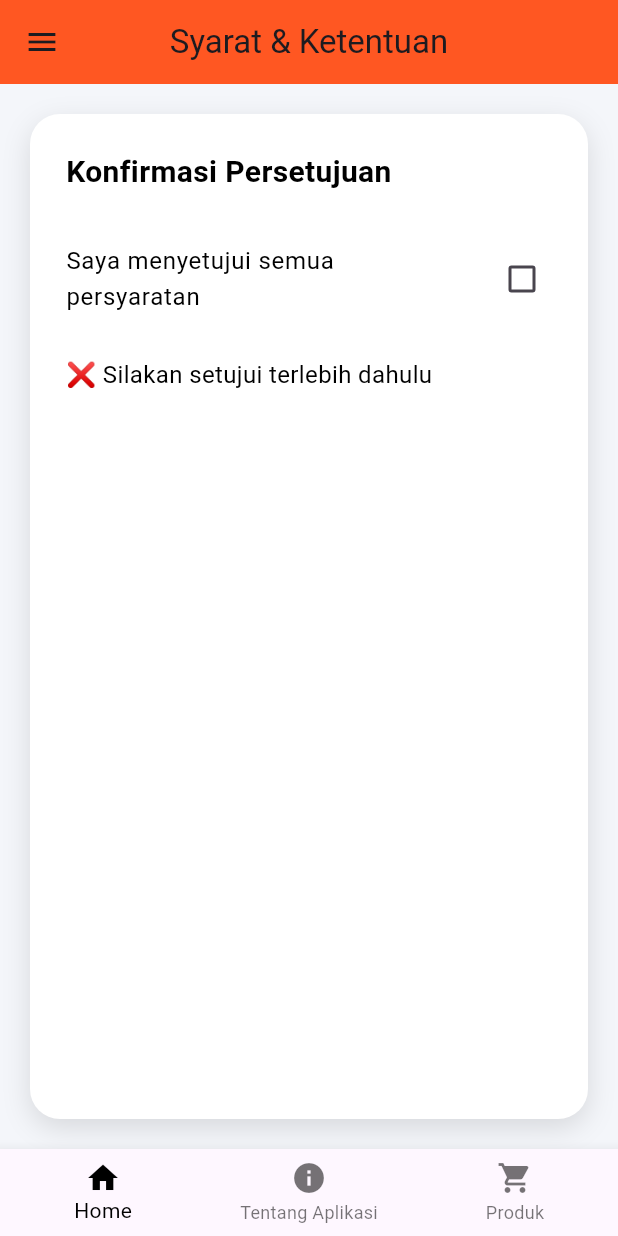
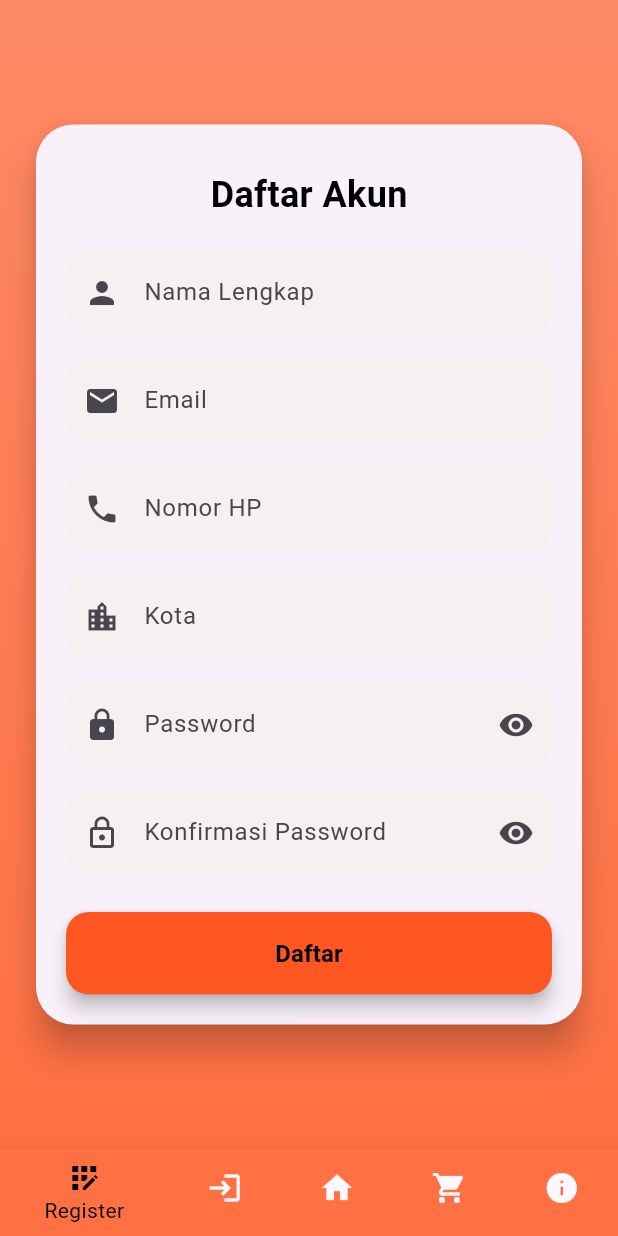
Before and after one commit to nblksy/belajar_flutter, a Flutter app: the screen it shows after launch, on a phone screen of 412 x 824 dp. Run offline on Flutter 3.47's test engine with Material 3 defaults, Android fonts, the phone set to English and light mode, and no system bars.

Commit message:
tugas10flutter

```diff
--- a/lib/main.dart
+++ b/lib/main.dart
@@ -8,8 +8,11 @@
 // import 'package:belajar_flutter/tugas_7/tugas_7.dart';
 // import 'package:belajar_flutter/tugas_7/tentang_aplikasi.dart';
 // import 'package:belajar_flutter/tugas_7/tugas_7.dart';
+// import 'package:belajar_flutter/tugas_10/konfirmasi_page.dart';
+// import 'package:belajar_flutter/tugas_8/tugas_8.dart';
+// import 'package:belajar_flutter/tugas_9/tugas_9.dart';
+// import 'package:belajar_flutter/tugas_10/tugas_10.dart';
 import 'package:belajar_flutter/tugas_8/tugas_8.dart';
-// import 'package:belajar_flutter/tugas_9/tugas_9.dart';
 import 'package:flutter/material.dart';
 
 void main() {
--- /dev/null
+++ b/lib/tugas_10/tugas_10.dart
@@ -0,0 +1,300 @@
+import 'package:belajar_flutter/tugas_10/konfirmasi_page.dart';
+import 'package:flutter/material.dart';
+
+class Tugas10Flutter extends StatefulWidget {
+  const Tugas10Flutter({super.key});
+
+  @override
+  State<Tugas10Flutter> createState() => _FormPendaftaranState();
+}
+
+class _FormPendaftaranState extends State<Tugas10Flutter> {
+  final _formKey = GlobalKey<FormState>();
+
+  final TextEditingController namaController = TextEditingController();
+  final TextEditingController emailController = TextEditingController();
+  final TextEditingController noHpController = TextEditingController();
+  final TextEditingController kotaController = TextEditingController();
+  final TextEditingController passwordController = TextEditingController();
+  final TextEditingController confirmPasswordController =
+      TextEditingController();
+
+  bool isObscure1 = true;
+  bool isObscure2 = true;
+
+  void submitForm() {
+    if (_formKey.currentState!.validate()) {
+      showDialog(
+        context: context,
+        builder: (context) => AlertDialog(
+          shape: RoundedRectangleBorder(
+            borderRadius: BorderRadius.circular(20),
+          ),
+          title: Text("Data Pendaftaran"),
+          content: Column(
+            mainAxisSize: MainAxisSize.min,
+            crossAxisAlignment: CrossAxisAlignment.start,
+            children: [
+              Text("Nama: ${namaController.text}"),
+              Text("Email: ${emailController.text}"),
+              Text(
+                "No HP: ${noHpController.text.isEmpty ? "-" : noHpController.text}",
+              ),
+              Text("Kota: ${kotaController.text}"),
+            ],
+          ),
+          actions: [
+            TextButton(
+              child: Text("Lanjut"),
+              onPressed: () {
+                Navigator.pop(context);
+                Navigator.push(
+                  context,
+                  MaterialPageRoute(
+                    builder: (context) => KonfirmasiPage(
+                      nama: namaController.text,
+                      kota: kotaController.text,
+                    ),
+                  ),
+                );
+              },
+            ),
+          ],
+        ),
+      );
+    }
+  }
+
+  InputDecoration modernInput(String label, IconData icon) {
+    return InputDecoration(
+      labelText: label,
+      prefixIcon: Icon(icon),
+      filled: true,
+      fillColor: Color.fromARGB(255, 245, 241, 241),
+      border: OutlineInputBorder(
+        borderRadius: BorderRadius.circular(15),
+        borderSide: BorderSide.none,
+      ),
+      focusedBorder: OutlineInputBorder(
+        borderRadius: BorderRadius.circular(15),
+        borderSide: BorderSide(color: Colors.deepOrange, width: 2),
+      ),
+    );
+  }
+
+  @override
+  void dispose() {
+    namaController.dispose();
+    emailController.dispose();
+    noHpController.dispose();
+    kotaController.dispose();
+    passwordController.dispose();
+    confirmPasswordController.dispose();
+    super.dispose();
+  }
+
+  @override
+  Widget build(BuildContext context) {
+    return Scaffold(
+      body: Container(
+        decoration: BoxDecoration(
+          gradient: LinearGradient(
+            colors: [Color(0xffFF8A65), Color(0xffFF7043)],
+            begin: Alignment.topCenter,
+            end: Alignment.bottomCenter,
+          ),
+        ),
+        child: SafeArea(
+          child: Padding(
+            padding: EdgeInsets.all(20),
+            child: Center(
+              child: SingleChildScrollView(
+                child: Card(
+                  elevation: 10,
+                  shape: RoundedRectangleBorder(
+                    borderRadius: BorderRadius.circular(25),
+                  ),
+                  child: Padding(
+                    padding: EdgeInsets.all(20),
+                    child: Form(
+                      key: _formKey,
+                      child: Column(
+                        children: [
+                          SizedBox(height: 10),
+                          Text(
+                            "Daftar Akun",
+                            style: TextStyle(
+                              fontSize: 24,
+                              fontWeight: FontWeight.bold,
+                              color: Colors.black,
+                            ),
+                          ),
+
+                          SizedBox(height: 20),
+                          TextFormField(
+                            controller: namaController,
+                            decoration: modernInput(
+                              "Nama Lengkap",
+                              Icons.person,
+                            ),
+                            validator: (value) {
+                              if (value == null || value.isEmpty) {
+                                return "Nama wajib diisi";
+                              }
+                              return null;
+                            },
+                          ),
+
+                          SizedBox(height: 16),
+                          TextFormField(
+                            controller: emailController,
+                            decoration: modernInput("Email", Icons.email),
+                            validator: (value) {
+                              if (value == null || value.isEmpty) {
+                                return "Email wajib diisi";
+                              }
+                              if (!value.contains("@")) {
+                                return "Email harus mengandung @";
+                              }
+                              return null;
+                            },
+                          ),
+
+                          SizedBox(height: 16),
+                          TextFormField(
+                            controller: noHpController,
+                            keyboardType: TextInputType.number,
+                            decoration: modernInput("Nomor HP", Icons.phone),
+                            validator: (value) {
+                              if (value != null && value.isNotEmpty) {
+                                if (!RegExp(r'^[0-9]+$').hasMatch(value)) {
+                                  return "Nomor HP hanya boleh angka";
+                                }
+                                if (value.length < 9 || value.length > 15) {
+                                  return "Nomor HP min 9 dan max 15 digit";
+                                }
+                              }
+                              return null;
+                            },
+                          ),
+
+                          SizedBox(height: 16),
+                          TextFormField(
+                            controller: kotaController,
+                            decoration: modernInput(
+                              "Kota",
+                              Icons.location_city,
+                            ),
+                            validator: (value) {
+                              if (value == null || value.isEmpty) {
+                                return "Kota wajib diisi";
+                              }
+                              return null;
+                            },
+                          ),
+
+                          SizedBox(height: 16),
+                          TextFormField(
+                            controller: passwordController,
+                            obscureText: isObscure1,
+                            decoration: modernInput("Password", Icons.lock)
+                                .copyWith(
+                                  suffixIcon: IconButton(
+                                    icon: Icon(
+                                      isObscure1
+                                          ? Icons.visibility
+                                          : Icons.visibility_off,
+                                    ),
+                                    onPressed: () {
+                                      setState(() {
+                                        isObscure1 = !isObscure1;
+                                      });
+                                    },
+                                  ),
+                                ),
+                            validator: (value) {
+                              if (value == null || value.isEmpty) {
+                                return "Password wajib diisi";
+                              }
+                              if (value.length < 6) {
+                                return "Password minimal 6 karakter";
+                              }
+                              if (!RegExp(r'[0-9]').hasMatch(value)) {
+                                return "Password harus mengandung angka";
+                              }
+                              if (!RegExp(
+                                r'[!@#$%^&*(),.?":{}|<>]',
+                              ).hasMatch(value)) {
+                                return "Password harus mengandung simbol";
+                              }
+                              return null;
+                            },
+                          ),
+                          SizedBox(height: 16),
+                          TextFormField(
+                            controller: confirmPasswordController,
+                            obscureText: isObscure2,
+                            decoration:
+                                modernInput(
+                                  "Konfirmasi Password",
+                                  Icons.lock_outline,
+                                ).copyWith(
+                                  suffixIcon: IconButton(
+                                    icon: Icon(
+                                      isObscure2
+                                          ? Icons.visibility
+                                          : Icons.visibility_off,
+                                    ),
+                                    onPressed: () {
+                                      setState(() {
+                                        isObscure2 = !isObscure2;
+                                      });
+                                    },
+                                  ),
+                                ),
+                            validator: (value) {
+                              if (value == null || value.isEmpty) {
+                                return "Konfirmasi password wajib diisi";
+                              }
+                              if (value != passwordController.text) {
+                                return "Password tidak cocok";
+                              }
+                              return null;
+                            },
+                          ),
+                          SizedBox(height: 25),
+                          SizedBox(
+                            width: double.infinity,
+                            child: ElevatedButton(
+                              onPressed: submitForm,
+                              style: ElevatedButton.styleFrom(
+                                padding: EdgeInsets.symmetric(vertical: 16),
+                                shape: RoundedRectangleBorder(
+                                  borderRadius: BorderRadius.circular(15),
+                                ),
+                                backgroundColor: Colors.deepOrange,
+                                elevation: 5,
+                              ),
+                              child: Text(
+                                "Daftar",
+                                style: TextStyle(
+                                  color: Colors.black,
+                                  fontSize: 16,
+                                  fontWeight: FontWeight.bold,
+                                ),
+                              ),
+                            ),
+                          ),
+                        ],
+                      ),
+                    ),
+                  ),
+                ),
+              ),
+            ),
+          ),
+        ),
+      ),
+    );
+  }
+}
--- a/lib/tugas_8/tugas_8.dart
+++ b/lib/tugas_8/tugas_8.dart
@@ -1,3 +1,5 @@
+import 'package:belajar_flutter/tugas_10/tugas_10.dart';
+import 'package:belajar_flutter/tugas_6/login.dart';
 import 'package:belajar_flutter/tugas_7/tentang_aplikasi.dart';
 import 'package:belajar_flutter/tugas_7/tugas_7.dart';
 import 'package:belajar_flutter/tugas_9/tugas_9.dart';
@@ -18,11 +20,11 @@ class _Tugas8Flutter extends State<Tugas8Flutter> {
   }
 
   final List<Widget> listWidget = [
+    Tugas10Flutter(),
+    Tugas6Flutter(),
     Tugas7Flutter(),
+    Tugas9Flutter(),
     TentangAplikasi(),
-    Tugas9Flutter(),
-    // Text("data 3"),
-    // Text("data 3"),
   ];
 
   @override
@@ -33,19 +35,29 @@ class _Tugas8Flutter extends State<Tugas8Flutter> {
       bottomNavigationBar: BottomNavigationBar(
         items: [
           BottomNavigationBarItem(
+            icon: Icon(Icons.app_registration),
+            label: "Register",
+            backgroundColor: Color(0xffFF7043),
+          ),
+          BottomNavigationBarItem(
+            icon: Icon(Icons.login),
+            label: "Login",
+            backgroundColor: Color(0xff12325E),
+          ),
+          BottomNavigationBarItem(
             icon: Icon(Icons.home),
             label: "Home",
-            backgroundColor: Colors.blue,
+            backgroundColor: Colors.white,
+          ),
+          BottomNavigationBarItem(
+            icon: Icon(Icons.shopping_cart),
+            label: "Produk",
+            backgroundColor: Colors.white,
           ),
           BottomNavigationBarItem(
             icon: Icon(Icons.info),
             label: "Tentang Aplikasi",
-            backgroundColor: Colors.blue,
-          ),
-          BottomNavigationBarItem(
-            icon: Icon(Icons.shopping_cart),
-            label: "Produk",
-            backgroundColor: Colors.blue,
+            backgroundColor: Colors.white,
           ),
         ],
         selectedItemColor: Colors.black,
```
Also changed, not shown: lib/tugas_10/konfirmasi_page.dart (added, +28 -0 lines).
